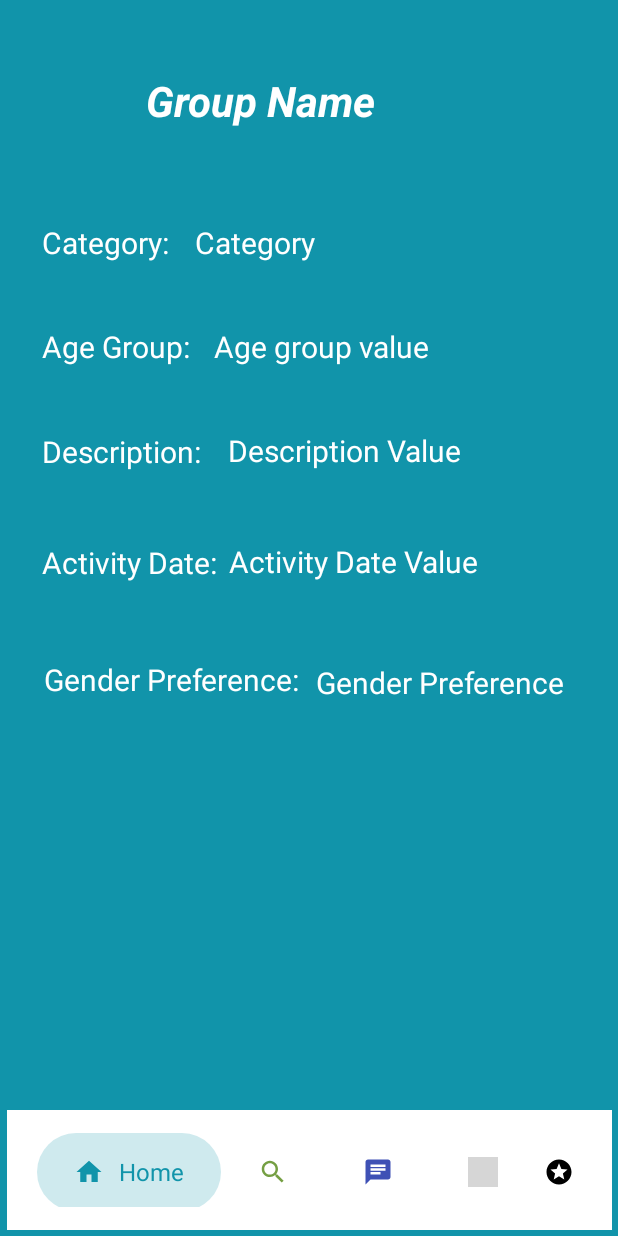
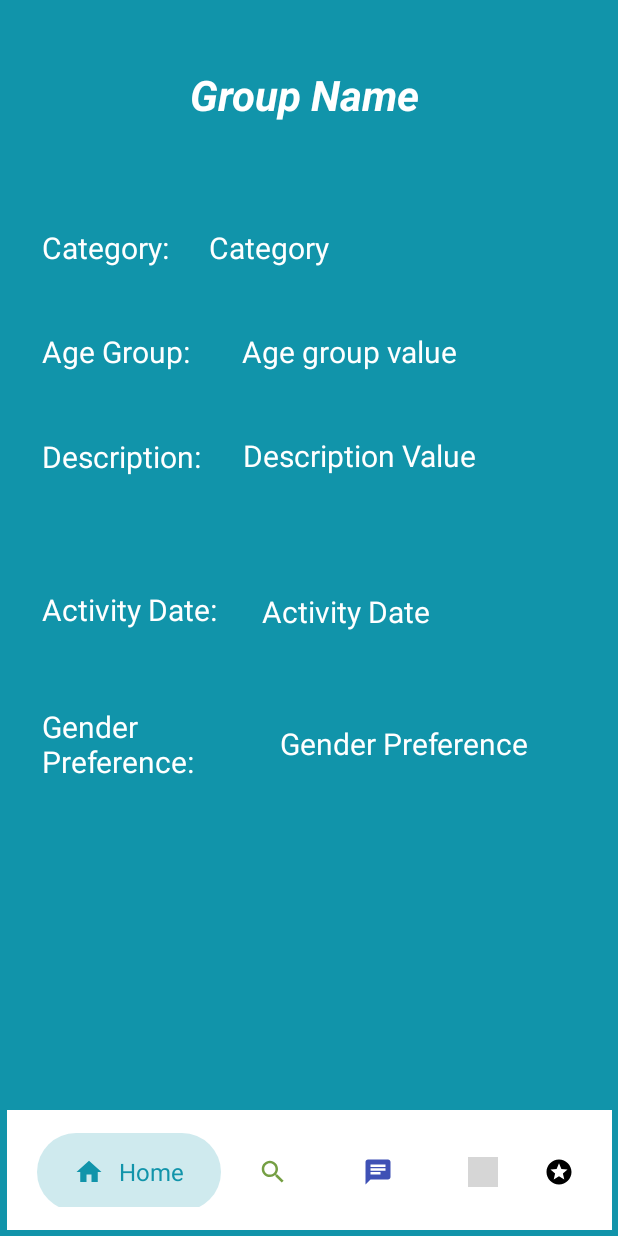
Before and after one commit to purva-n/MAD_ProjectAssignment_Team16, an Android app: the fragment GroupInfoPage placed in its activity, on a phone screen of 412 x 824 dp. Run offline under Robolectric (Android 15) with nearby library versions, the phone set to English and light mode, and no system bars; our stand-ins replace Firebase (no records; nobody signed in at launch, a user with empty details on screens opened directly); 6 statements that could not run were skipped; grey boxes are pictures that could not be loaded.

Commit message:
group info page changes 2

```diff
--- a/AtYourService/app/src/main/res/layout/fragment_group_info_page.xml
+++ b/AtYourService/app/src/main/res/layout/fragment_group_info_page.xml
@@ -19,25 +19,27 @@
             android:layout_width="120dp"
             android:layout_height="30dp"
             android:layout_marginStart="28dp"
-            android:layout_marginTop="44dp"
+            android:layout_marginTop="72dp"
             android:text="Activity Date: "
             android:textColor="#FFFFFF"
             android:textSize="20sp"
             app:layout_constraintEnd_toStartOf="@+id/activityDate"
-            app:layout_constraintHorizontal_bias="0.02"
+            app:layout_constraintHorizontal_bias="0.0"
             app:layout_constraintStart_toStartOf="parent"
             app:layout_constraintTop_toBottomOf="@+id/descriptionLabel" />
 
         <TextView
             android:id="@+id/description"
-            android:layout_width="188dp"
-            android:layout_height="30dp"
+            android:layout_width="206dp"
+            android:layout_height="88dp"
             android:layout_marginTop="40dp"
-            android:layout_marginEnd="72dp"
+            android:scrollbars="vertical"
             android:text="Description Value"
             android:textColor="#FFFFFF"
             android:textSize="20sp"
             app:layout_constraintEnd_toEndOf="parent"
+            app:layout_constraintHorizontal_bias="0.785"
+            app:layout_constraintStart_toStartOf="parent"
             app:layout_constraintTop_toBottomOf="@+id/ageGroup" />
 
         <TextView
@@ -45,11 +47,12 @@
             android:layout_width="153dp"
             android:layout_height="29dp"
             android:layout_marginTop="40dp"
-            android:layout_marginEnd="116dp"
             android:text="Age group value"
             android:textColor="#FFFFFF"
             android:textSize="20sp"
             app:layout_constraintEnd_toEndOf="parent"
+            app:layout_constraintHorizontal_bias="0.624"
+            app:layout_constraintStart_toStartOf="parent"
             app:layout_constraintTop_toBottomOf="@+id/category" />
 
         <TextView
@@ -57,17 +60,18 @@
             android:layout_width="98dp"
             android:layout_height="29dp"
             android:layout_marginTop="60dp"
-            android:layout_marginEnd="184dp"
             android:text="Category Value"
             android:textColor="#FFFFFF"
             android:textSize="20sp"
             app:layout_constraintEnd_toEndOf="parent"
+            app:layout_constraintHorizontal_bias="0.444"
+            app:layout_constraintStart_toStartOf="parent"
             app:layout_constraintTop_toBottomOf="@+id/groupName" />
 
         <TextView
             android:id="@+id/genderPreferenceLabel"
-            android:layout_width="181dp"
-            android:layout_height="34dp"
+            android:layout_width="148dp"
+            android:layout_height="56dp"
             android:layout_marginStart="28dp"
             android:layout_marginTop="48dp"
             android:text="Gender Preference: "
@@ -75,7 +79,7 @@
             android:textSize="20sp"
             app:layout_constraintBottom_toBottomOf="parent"
             app:layout_constraintEnd_toStartOf="@+id/genderPreference"
-            app:layout_constraintHorizontal_bias="1.0"
+            app:layout_constraintHorizontal_bias="0.0"
             app:layout_constraintStart_toStartOf="parent"
             app:layout_constraintTop_toBottomOf="@+id/activityDateLabel"
             app:layout_constraintVertical_bias="0.0" />
@@ -85,14 +89,15 @@
             android:layout_width="181dp"
             android:layout_height="34dp"
             android:layout_marginTop="48dp"
-            android:layout_marginEnd="20dp"
             android:text="Gender Preference"
             android:textColor="#FFFFFF"
             android:textSize="20sp"
             app:layout_constraintBottom_toBottomOf="parent"
             app:layout_constraintEnd_toEndOf="parent"
+            app:layout_constraintHorizontal_bias="0.808"
+            app:layout_constraintStart_toStartOf="parent"
             app:layout_constraintTop_toBottomOf="@+id/activityDate"
-            app:layout_constraintVertical_bias="0.003" />
+            app:layout_constraintVertical_bias="0.043" />
 
         <TextView
             android:id="@+id/categoryLabel"
@@ -110,14 +115,15 @@
 
         <TextView
             android:id="@+id/activityDate"
-            android:layout_width="231dp"
-            android:layout_height="31dp"
-            android:layout_marginTop="44dp"
-            android:layout_marginEnd="28dp"
+            android:layout_width="156dp"
+            android:layout_height="26dp"
+            android:layout_marginTop="16dp"
             android:text="Activity Date Value"
             android:textColor="#FFFFFF"
             android:textSize="20sp"
             app:layout_constraintEnd_toEndOf="parent"
+            app:layout_constraintHorizontal_bias="0.682"
+            app:layout_constraintStart_toStartOf="parent"
             app:layout_constraintTop_toBottomOf="@+id/description" />
 
         <TextView
@@ -136,15 +142,16 @@
 
         <TextView
             android:id="@+id/groupName"
-            android:layout_width="238dp"
-            android:layout_height="40dp"
-            android:layout_marginTop="48dp"
+            android:layout_width="373dp"
+            android:layout_height="47dp"
+            android:layout_marginTop="44dp"
             android:text="Group Name"
+            android:textAlignment="center"
             android:textColor="#FFFFFF"
             android:textSize="28sp"
             android:textStyle="bold|italic"
             app:layout_constraintEnd_toEndOf="parent"
-            app:layout_constraintHorizontal_bias="0.56"
+            app:layout_constraintHorizontal_bias="0.421"
             app:layout_constraintStart_toStartOf="parent"
             app:layout_constraintTop_toTopOf="parent" />
 
--- a/AtYourService/app/src/main/res/layout/fragment_home.xml
+++ b/AtYourService/app/src/main/res/layout/fragment_home.xml
@@ -24,8 +24,8 @@
 
     <androidx.recyclerview.widget.RecyclerView
         android:id="@+id/activitiesRecyclerView"
-        android:layout_width="387dp"
-        android:layout_height="607dp"
+        android:layout_width="381dp"
+        android:layout_height="669dp"
         android:layout_marginStart="1dp"
         android:layout_marginTop="8dp"
         android:layout_marginEnd="1dp"
```
Also changed, not shown: AtYourService/app/src/main/java/com/example/atyourservice/togather/GroupInfoPage.java (+10 -2 lines), AtYourService/app/src/main/res/layout/activity_group_result_find_page_view_holder.xml (+4 -4 lines).
